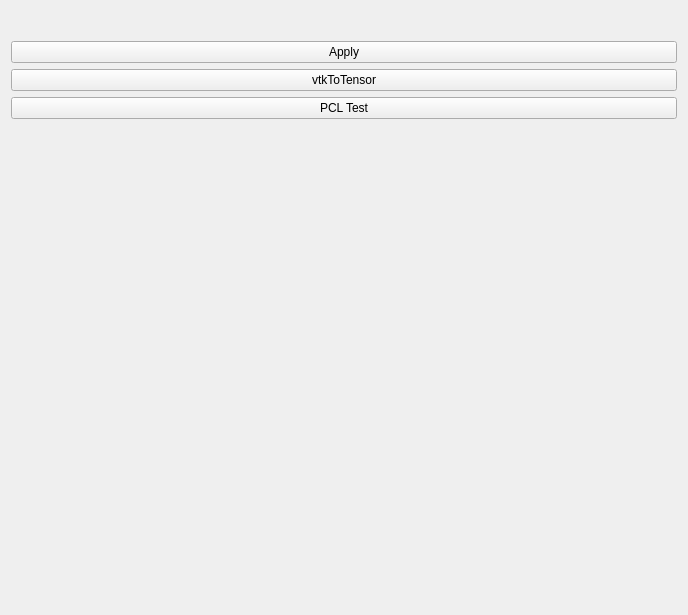
Old version of the form FeetSegmentation/Resources/UI/qSlicerFeetSegmentationModuleWidget.ui in the repository mt4sd/DiabeticFootExtension.
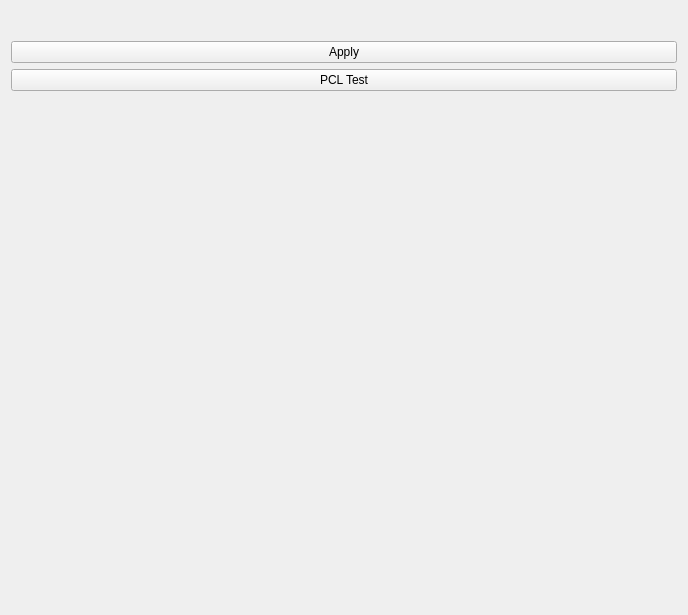
New version of the form. Custom widgets are drawn as their Qt base class.

Commit message: Point cloud filtering and segmentation working

```diff
--- a/FeetSegmentation/Resources/UI/qSlicerFeetSegmentationModuleWidget.ui
+++ b/FeetSegmentation/Resources/UI/qSlicerFeetSegmentationModuleWidget.ui
@@ -36,13 +36,6 @@
      </property>
     </widget>
    </item>
-   <item>
-    <widget class="QPushButton" name="vtkToTensorButton">
-     <property name="text">
-      <string>vtkToTensor</string>
-     </property>
-    </widget>
-   </item>
    <item>
     <widget class="QPushButton" name="pclTestButton">
      <property name="text">
```
The commit also changes 11 other files.
